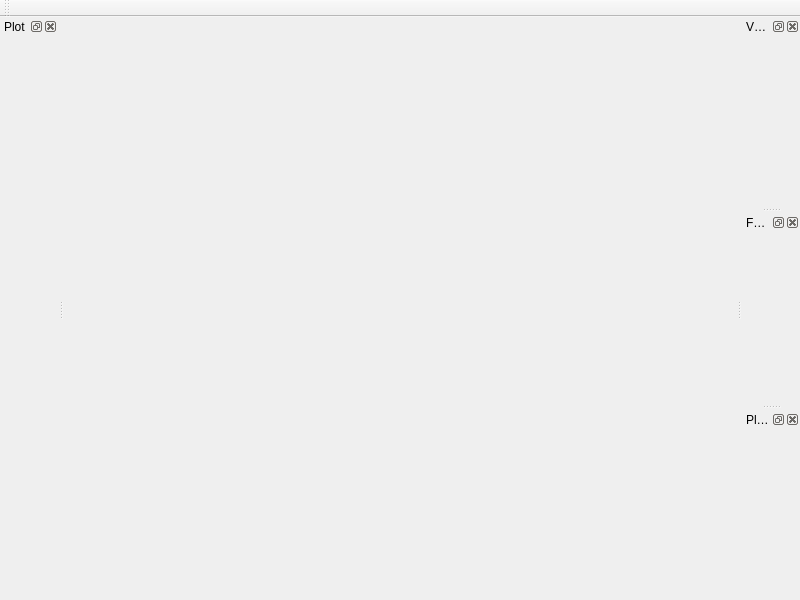
The window that mainwindow.ui (Kuszki/K-Plots) describes before a commit, drawn with Qt 5.
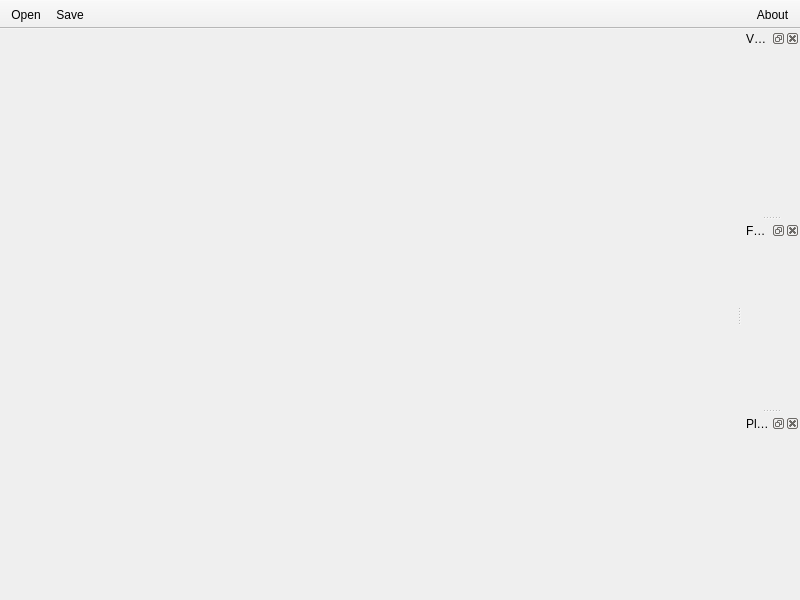
The same window after the commit. Icons and pictures are not drawn. Custom widgets are drawn as their Qt base class.

Commit message: Implement new interface features

Diff of the .ui file:
```diff
--- a/mainwindow.ui
+++ b/mainwindow.ui
@@ -13,20 +13,32 @@
   <property name="windowTitle">
    <string>MainWindow</string>
   </property>
-  <property name="documentMode">
-   <bool>true</bool>
+  <property name="windowIcon">
+   <iconset theme="utilities-system-monitor">
+    <normaloff>.</normaloff>.</iconset>
   </property>
   <property name="dockNestingEnabled">
    <bool>true</bool>
   </property>
   <widget class="QWidget" name="centralWidget"/>
-  <widget class="QToolBar" name="mainToolBar">
+  <widget class="QToolBar" name="actionsTool">
+   <property name="windowTitle">
+    <string>Tools</string>
+   </property>
+   <property name="movable">
+    <bool>false</bool>
+   </property>
+   <property name="floatable">
+    <bool>false</bool>
+   </property>
    <attribute name="toolBarArea">
     <enum>TopToolBarArea</enum>
    </attribute>
    <attribute name="toolBarBreak">
     <bool>false</bool>
    </attribute>
+   <addaction name="actionOpen"/>
+   <addaction name="actionSave"/>
   </widget>
   <widget class="QDockWidget" name="variablesDock">
    <property name="windowTitle">
@@ -55,15 +67,63 @@
    </attribute>
    <widget class="PlotslistWidget" name="plotslistWidget"/>
   </widget>
-  <widget class="QDockWidget" name="plotDock">
+  <widget class="QToolBar" name="supportTool">
    <property name="windowTitle">
-    <string>Plot</string>
+    <string>Support</string>
    </property>
-   <attribute name="dockWidgetArea">
-    <number>1</number>
+   <property name="layoutDirection">
+    <enum>Qt::RightToLeft</enum>
+   </property>
+   <property name="movable">
+    <bool>false</bool>
+   </property>
+   <property name="floatable">
+    <bool>false</bool>
+   </property>
+   <attribute name="toolBarArea">
+    <enum>TopToolBarArea</enum>
    </attribute>
-   <widget class="QWidget" name="plotWidget"/>
+   <attribute name="toolBarBreak">
+    <bool>false</bool>
+   </attribute>
+   <addaction name="actionAbout"/>
   </widget>
+  <action name="actionOpen">
+   <property name="icon">
+    <iconset theme="document-open">
+     <normaloff>.</normaloff>.</iconset>
+   </property>
+   <property name="text">
+    <string>Open</string>
+   </property>
+   <property name="shortcut">
+    <string>Ctrl+O</string>
+   </property>
+  </action>
+  <action name="actionSave">
+   <property name="icon">
+    <iconset theme="document-save">
+     <normaloff>.</normaloff>.</iconset>
+   </property>
+   <property name="text">
+    <string>Save</string>
+   </property>
+   <property name="shortcut">
+    <string>Ctrl+S</string>
+   </property>
+  </action>
+  <action name="actionAbout">
+   <property name="icon">
+    <iconset theme="help-about">
+     <normaloff>.</normaloff>.</iconset>
+   </property>
+   <property name="text">
+    <string>About</string>
+   </property>
+   <property name="shortcut">
+    <string>F1</string>
+   </property>
+  </action>
  </widget>
  <layoutdefault spacing="6" margin="11"/>
  <customwidgets>
```
Left out of the diff: 2 changed lines with no effect on the pictures. The commit also changes 2 other files.
